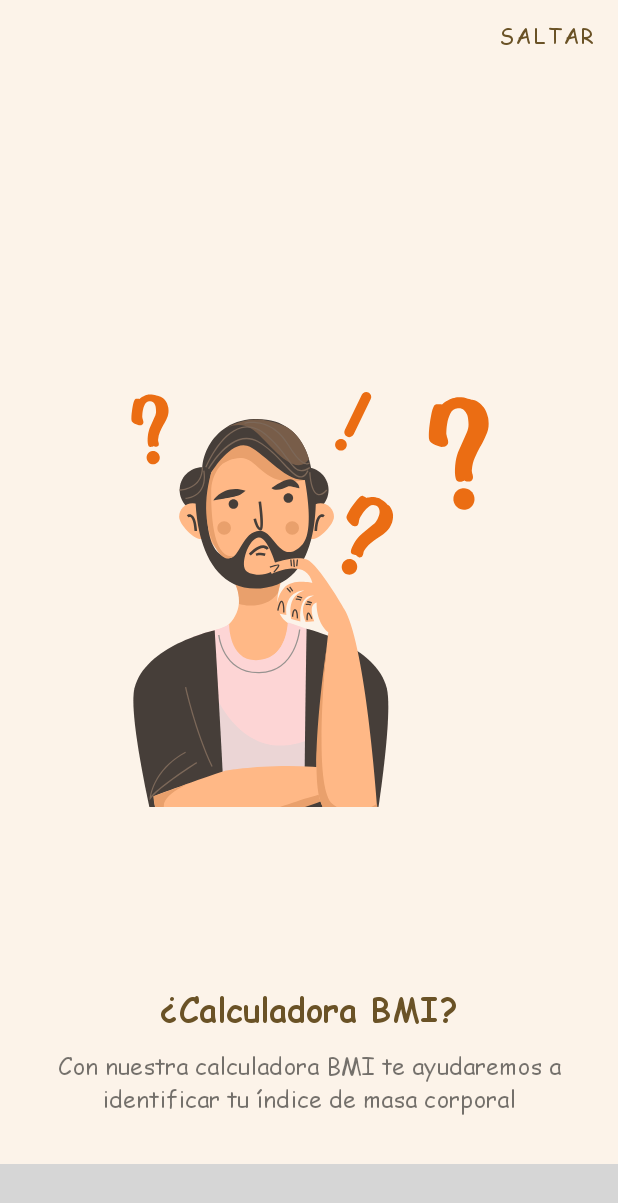
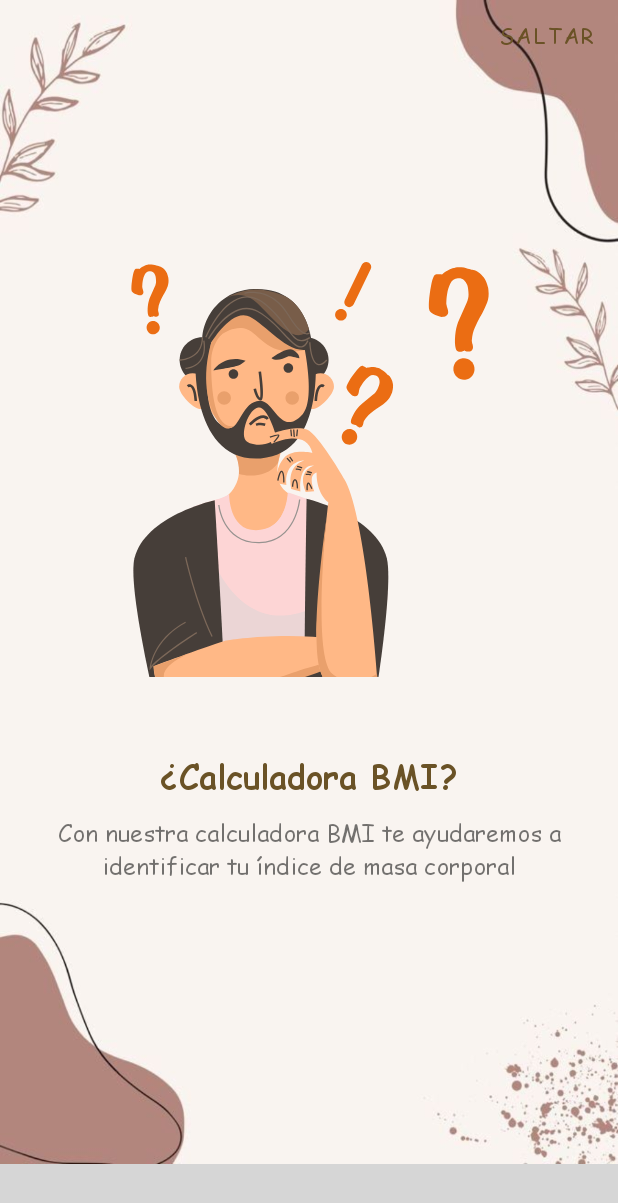
Before and after one commit to Brayancito2503/BMI, an Android app built with Jetpack Compose: the screen it shows after launch (Activity_slider), on a phone screen of 412 x 824 dp. Shown: the top 1203 px of the screen. Run offline under Robolectric (Android 15) with nearby library versions, the phone set to English and light mode, and no system bars; plain views replace CircleIndicator; 1 statement that could not run was skipped; grey boxes are pictures that could not be loaded.

Commit message:
Actualizacion estetica <3

```diff
--- /dev/null
+++ b/app/src/main/java/com/example/pesoapp/View/BMI.kt
@@ -0,0 +1,6 @@
+package com.example.pesoapp.View
+
+class BMI (
+    val Categoria: String= "",
+    val rango: String= ""
+)
--- a/app/src/main/java/com/example/pesoapp/View/Fragment_Calculadora.kt
+++ b/app/src/main/java/com/example/pesoapp/View/Fragment_Calculadora.kt
@@ -14,8 +14,11 @@ import android.widget.AdapterView
 import android.widget.ArrayAdapter
 import android.widget.Toast
 import androidx.compose.ui.node.getOrAddAdapter
+import androidx.recyclerview.widget.DividerItemDecoration
+import androidx.recyclerview.widget.LinearLayoutManager
 import com.airbnb.lottie.LottieAnimationView
 import com.example.pesoapp.R
+import com.example.pesoapp.View.adapter.sugerenciaAdapter
 import com.example.pesoapp.databinding.FragmentCalculadoraBinding
 import com.github.anastr.speedviewlib.components.Section
 import com.github.anastr.speedviewlib.components.Style
@@ -191,8 +194,10 @@ lateinit var lineData: LineData
             }
         }
         //resultadofinal.add(resultado)
+
         return view
     }
+
 
     fun Nota(Texto: String) {
         val speedometer = binding.speedometer
--- a/app/src/main/res/layout/activity_crearcuenta.xml
+++ b/app/src/main/res/layout/activity_crearcuenta.xml
@@ -6,7 +6,7 @@
     android:layout_width="match_parent"
     android:layout_height="match_parent"
     tools:context=".View.Activity_crearcuenta"
-    android:background="@drawable/img2">
+    android:background="@drawable/fondo2">
 
     <com.google.android.material.appbar.AppBarLayout
         android:layout_width="match_parent"
@@ -46,7 +46,8 @@
                     android:fontFamily="@font/opensans"
                     android:drawableLeft="@drawable/mail"
                     android:hint="@string/hemail"
-                    app:counterMaxLength="25">
+                    app:counterMaxLength="25"
+                    style="@style/Widget.MaterialComponents.TextInputLayout.OutlinedBox.Dense">
 
                 </com.google.android.material.textfield.TextInputEditText>
 
--- a/app/src/main/res/layout/activity_login.xml
+++ b/app/src/main/res/layout/activity_login.xml
@@ -5,7 +5,7 @@
     xmlns:tools="http://schemas.android.com/tools"
     android:layout_width="match_parent"
     android:layout_height="match_parent"
-    android:background="@drawable/img1">
+    android:background="@drawable/fondo2">
 
     <androidx.constraintlayout.widget.ConstraintLayout
         android:layout_width="match_parent"
--- a/app/src/main/res/layout/activity_slider.xml
+++ b/app/src/main/res/layout/activity_slider.xml
@@ -4,7 +4,6 @@
     xmlns:tools="http://schemas.android.com/tools"
     android:layout_width="match_parent"
     android:layout_height="match_parent"
-    android:background="@color/fondo"
     tools:context=".View.Activity_slider">
 
     <me.relex.circleindicator.CircleIndicator
@@ -12,7 +11,7 @@
         android:layout_width="match_parent"
         android:layout_height="48dp"
         android:layout_alignParentBottom="true"
-        android:background="@color/cafeboton"/>
+        android:background="#FF9E7251"/>
 
 
     <androidx.viewpager.widget.ViewPager
@@ -30,12 +29,12 @@
             android:id="@+id/btnSkip"
             android:layout_width="wrap_content"
             android:layout_height="wrap_content"
+            android:background="@color/transparente"
+            android:fontFamily="@font/comicsan"
             android:text="@string/Skip"
-            android:background="@color/transparente"
             android:textColor="@color/cafeskip"
-            android:fontFamily="@font/comicsan"
             app:layout_constraintEnd_toEndOf="parent"
-            app:layout_constraintTop_toTopOf="parent"/>
+            app:layout_constraintTop_toTopOf="parent" />
 
     </androidx.constraintlayout.widget.ConstraintLayout>
 
--- a/app/src/main/res/layout/fragment_onboarding1.xml
+++ b/app/src/main/res/layout/fragment_onboarding1.xml
@@ -4,44 +4,51 @@
     android:layout_width="match_parent"
     android:layout_height="match_parent"
     tools:context=".View.Onboarding1Fragment"
-    android:background="@color/fondo">
+    android:background="@drawable/fondo2"
+    android:layout_gravity="center">
 
     <RelativeLayout
         android:layout_width="match_parent"
-        android:layout_height="match_parent">
+        android:layout_height="match_parent"
+        android:layout_gravity="center">
 
-        <com.airbnb.lottie.LottieAnimationView
-            android:id="@+id/imgView"
-            android:layout_width="300dp"
-            android:layout_height="wrap_content"
-            android:layout_centerInParent="true"
-            android:adjustViewBounds="true"
-            android:src="@drawable/bmi" />
 
         <LinearLayout
             android:layout_width="match_parent"
-            android:layout_height="wrap_content"
+            android:layout_height="match_parent"
             android:layout_alignParentBottom="true"
-            android:layout_margin="32dp"
+            android:layout_marginStart="32dp"
+            android:layout_marginTop="32dp"
+            android:layout_marginEnd="32dp"
+            android:layout_marginBottom="68dp"
+            android:gravity="center_horizontal|center_vertical"
             android:orientation="vertical">
+
+            <com.airbnb.lottie.LottieAnimationView
+                android:id="@+id/imgView"
+                android:layout_width="300dp"
+                android:layout_height="wrap_content"
+                android:layout_marginBottom="50dp"
+                android:adjustViewBounds="true"
+                android:src="@drawable/bmi" />
 
             <TextView
                 android:layout_width="match_parent"
                 android:layout_height="wrap_content"
+                android:layout_marginBottom="10dp"
+                android:fontFamily="@font/comisanbold"
                 android:gravity="center"
                 android:text="¿Calculadora BMI?"
-                android:fontFamily="@font/comisanbold"
                 android:textColor="@color/cafeskip"
-                android:textSize="22sp"
-                android:layout_marginBottom="10dp" />
+                android:textSize="22sp" />
 
             <TextView
                 android:layout_width="match_parent"
                 android:layout_height="wrap_content"
+                android:fontFamily="@font/comicsan"
                 android:gravity="center"
-                android:textSize="16sp"
                 android:text="@string/infoBmi"
-                android:fontFamily="@font/comicsan"/>
+                android:textSize="16sp" />
 
         </LinearLayout>
     </RelativeLayout>
```
Also changed, not shown: app/src/main/java/com/example/pesoapp/View/sugerenciasProvider.kt (+40 -0 lines), app/src/main/res/layout/fragment__calculadora.xml (+36 -39 lines), app/src/main/res/layout/fragment_onboarding2.xml (+30 -28 lines), app/src/main/res/layout/fragment_onboarding3.xml (+22 -15 lines), app/src/main/res/drawable/fondo.jpg (added), app/src/main/res/drawable/fondo2.jpg (added), app/src/main/res/drawable/fondo3.jpg (added), app/src/main/res/drawable/fondobonto.jpg (added).
